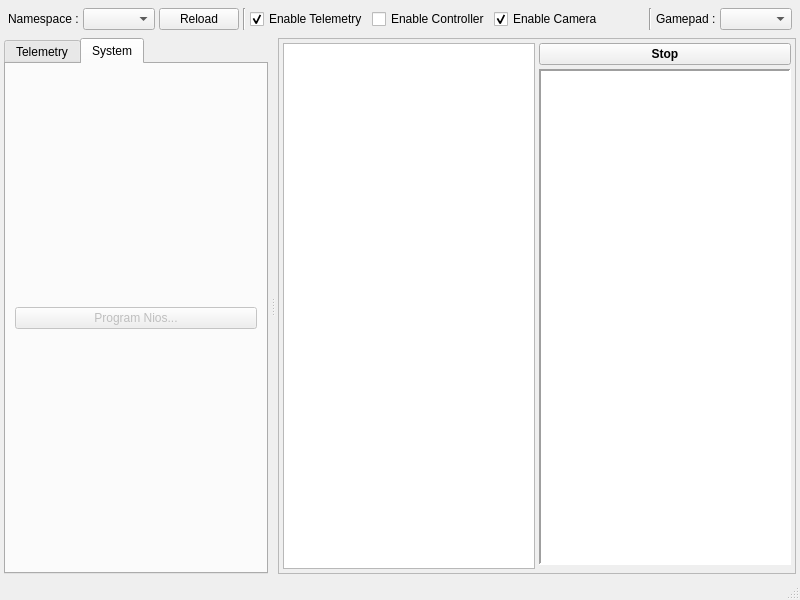
Before: the Qt Designer form Jetson/ros2/src/phoenix_gui/src/main_window.ui in Nkyoku/phoenix-firmware, drawn with Qt 5.
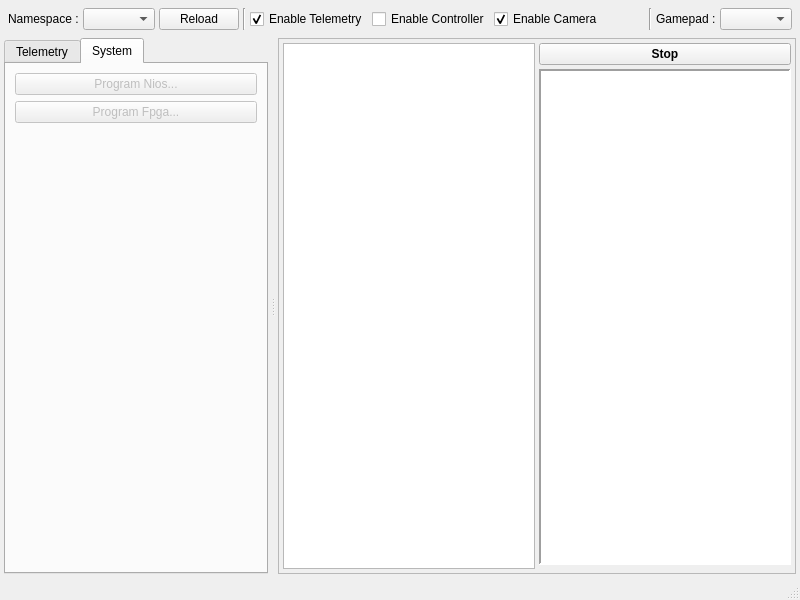
After: the same form once the commit is applied. The open tabs and pages were chosen to show the change.

Commit message: FPGAのリモートアップデートのROS2サービスを実装

```diff
--- a/Jetson/ros2/src/phoenix_gui/src/main_window.ui
+++ b/Jetson/ros2/src/phoenix_gui/src/main_window.ui
@@ -265,6 +265,29 @@
            </property>
           </widget>
          </item>
+         <item>
+          <widget class="QPushButton" name="programFpgaButton">
+           <property name="enabled">
+            <bool>false</bool>
+           </property>
+           <property name="text">
+            <string>Program Fpga...</string>
+           </property>
+          </widget>
+         </item>
+         <item>
+          <spacer name="verticalSpacer">
+           <property name="orientation">
+            <enum>Qt::Vertical</enum>
+           </property>
+           <property name="sizeHint" stdset="0">
+            <size>
+             <width>20</width>
+             <height>40</height>
+            </size>
+           </property>
+          </spacer>
+         </item>
         </layout>
        </widget>
       </widget>
```
The commit also changes 14 other files.
